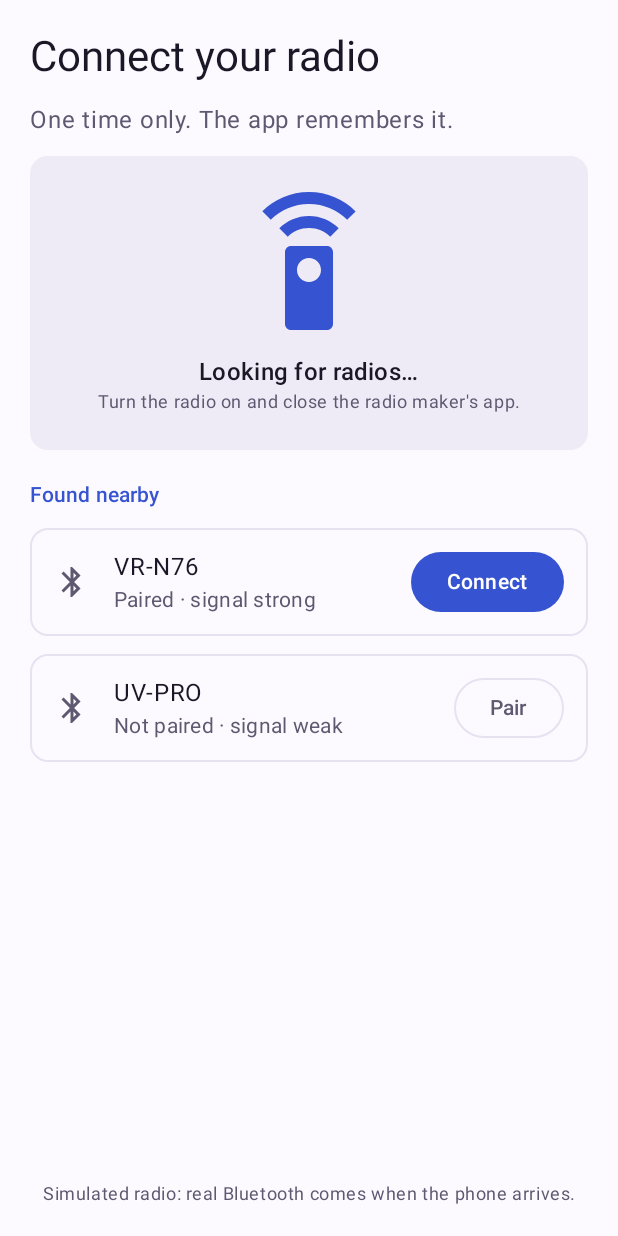
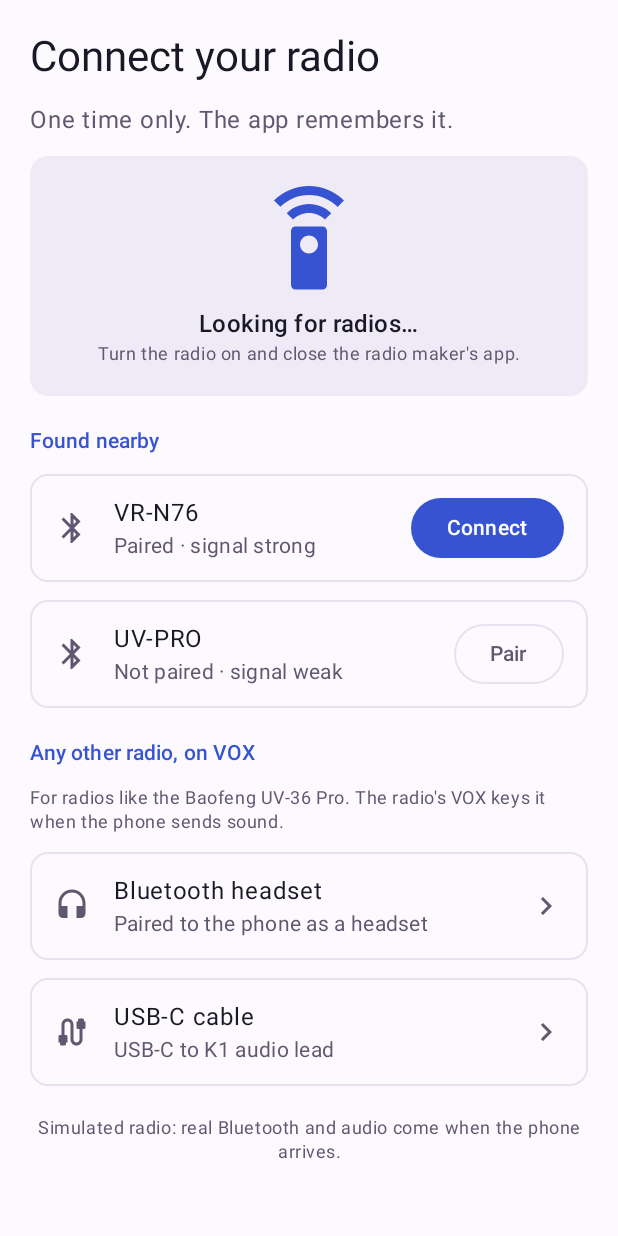
Before and after one commit to thaum-labs/weechat-radio, an Android app built with Jetpack Compose: the screen it shows after launch (MainActivity), on a phone screen of 412 x 824 dp. Run offline under Robolectric (Android 15) with nearby library versions, the phone set to English and light mode, and no system bars.

Commit message:
android: VOX radios (any radio, over a Bluetooth headset link or a USB-C cable)
Connect radio gets "Any other radio, on VOX" with a setup page per link
(squelch 1, VOX 4, low level, starts on hf-poor, no beacons on VOX).
Radio and Settings show the link; Settings > Radio picks another radio;
the mode list hides afsk-1200 on VOX and marks hf-poor as best.
Still simulated: real audio routing comes in Phase 0.

Co-Authored-By: Claude Opus 5.5 <noreply@anthropic.com>
Claude-Session: https://claude.ai/code/session_01KfBoGAYcwnUrHXCSs9qrbw

```diff
--- a/android/app/src/main/java/com/weechatradio/app/radio/Radio.kt
+++ b/android/app/src/main/java/com/weechatradio/app/radio/Radio.kt
@@ -6,6 +6,16 @@ enum class Delivery(val words: String) {
     Sent("sent"),
     Received("received"),
     NoReceipt("no receipt"),
+}
+
+/** How the phone reaches the radio. */
+enum class RadioLink(val label: String, val isVox: Boolean) {
+    /** VR-N76, UV-PRO, GA-5WB: audio and PTT over the radio's own Bluetooth link. */
+    BluetoothRadio("Bluetooth", false),
+    /** Any radio paired to the phone as a Bluetooth headset; the radio's VOX keys it. */
+    VoxHeadset("VOX · Bluetooth headset", true),
+    /** Any radio on a USB-C to K1 audio lead; the radio's VOX keys it. */
+    VoxCable("VOX · USB-C cable", true),
 }
 
 data class ChatMessage(
@@ -48,6 +58,7 @@ data class OnAirEvent(val time: String, val what: String, val detail: String, va
 
 data class RadioStatus(
     val radioName: String = "VR-N76",
+    val link: RadioLink = RadioLink.BluetoothRadio,
     val connected: Boolean = false,
     val frequencyMhz: String = "144.950",
     val preset: String = "vhf-fm",
@@ -78,7 +89,9 @@ interface Radio {
     val onAir: List<OnAirEvent>
     val mailAddress: String
 
-    fun connect()
+    fun connect(name: String, link: RadioLink)
+    /** Back to the Connect radio screen, to pick another radio. */
+    fun disconnect()
     fun sendChat(name: String, text: String)
     fun openChat(name: String)
     fun sendMail(to: String, subject: String, body: String)
--- a/android/app/src/main/java/com/weechatradio/app/ui/ConnectRadioScreen.kt
+++ b/android/app/src/main/java/com/weechatradio/app/ui/ConnectRadioScreen.kt
@@ -1,5 +1,6 @@
 package com.weechatradio.app.ui
 
+import androidx.compose.foundation.clickable
 import androidx.compose.foundation.layout.Arrangement
 import androidx.compose.foundation.layout.Column
 import androidx.compose.foundation.layout.Spacer
@@ -9,8 +10,13 @@ import androidx.compose.foundation.layout.height
 import androidx.compose.foundation.layout.padding
 import androidx.compose.foundation.layout.safeDrawingPadding
 import androidx.compose.foundation.layout.size
+import androidx.compose.foundation.rememberScrollState
+import androidx.compose.foundation.verticalScroll
 import androidx.compose.material.icons.Icons
+import androidx.compose.material.icons.automirrored.filled.KeyboardArrowRight
 import androidx.compose.material.icons.filled.Bluetooth
+import androidx.compose.material.icons.filled.Cable
+import androidx.compose.material.icons.filled.Headset
 import androidx.compose.material.icons.filled.SettingsRemote
 import androidx.compose.material3.Button
 import androidx.compose.material3.Card
@@ -23,18 +29,32 @@ import androidx.compose.material3.OutlinedCard
 import androidx.compose.material3.Surface
 import androidx.compose.material3.Text
 import androidx.compose.runtime.Composable
+import androidx.compose.runtime.getValue
+import androidx.compose.runtime.mutableStateOf
+import androidx.compose.runtime.saveable.rememberSaveable
+import androidx.compose.runtime.setValue
 import androidx.compose.ui.Alignment
 import androidx.compose.ui.Modifier
 import androidx.compose.ui.text.style.TextAlign
 import androidx.compose.ui.unit.dp
 import com.weechatradio.app.radio.Radio
+import com.weechatradio.app.radio.RadioLink
 
-/** First run: pick the radio. Simulated for now; Phase 0 makes it real Bluetooth. */
+/**
+ * First run: pick the radio. Bluetooth radios (VR-N76, UV-PRO) carry audio and
+ * PTT themselves; any other radio works on VOX, over a Bluetooth headset link
+ * or a USB-C audio lead. Simulated for now; Phase 0 makes it real.
+ */
 @Composable
 fun ConnectRadioScreen(radio: Radio) {
+    var vox by rememberSaveable { mutableStateOf<RadioLink?>(null) }
+    vox?.let { link ->
+        VoxSetupScreen(link, back = { vox = null }) { radio.connect(it, link) }
+        return
+    }
     Surface(Modifier.fillMaxSize()) {
         Column(
-            Modifier.safeDrawingPadding().padding(20.dp),
+            Modifier.safeDrawingPadding().verticalScroll(rememberScrollState()).padding(20.dp),
             verticalArrangement = Arrangement.spacedBy(12.dp),
         ) {
             Text("Connect your radio", style = MaterialTheme.typography.headlineMedium)
@@ -47,14 +67,14 @@ fun ConnectRadioScreen(radio: Radio) {
                 colors = CardDefaults.cardColors(containerColor = MaterialTheme.colorScheme.surfaceContainerHigh),
             ) {
                 Column(
-                    Modifier.fillMaxWidth().padding(24.dp),
+                    Modifier.fillMaxWidth().padding(20.dp),
                     horizontalAlignment = Alignment.CenterHorizontally,
                 ) {
                     Icon(
                         Icons.Filled.SettingsRemote, contentDescription = null,
-                        modifier = Modifier.size(96.dp), tint = MaterialTheme.colorScheme.primary,
+                        modifier = Modifier.size(72.dp), tint = MaterialTheme.colorScheme.primary,
                     )
-                    Spacer(Modifier.height(12.dp))
+                    Spacer(Modifier.height(8.dp))
                     Text("Looking for radios…", style = MaterialTheme.typography.titleMedium)
                     Text(
                         "Turn the radio on and close the radio maker's app.",
@@ -66,15 +86,24 @@ fun ConnectRadioScreen(radio: Radio) {
             }
             SectionTitle("Found nearby", Modifier.padding(top = 8.dp))
             RadioRow("VR-N76", "Paired · signal strong") {
-                Button(onClick = radio::connect) { Text("Connect") }
+                Button(onClick = { radio.connect("VR-N76", RadioLink.BluetoothRadio) }) { Text("Connect") }
             }
             RadioRow("UV-PRO", "Not paired · signal weak") {
                 OutlinedButton(onClick = {}) { Text("Pair") }
             }
-            Spacer(Modifier.weight(1f))
+
+            SectionTitle("Any other radio, on VOX", Modifier.padding(top = 8.dp))
             Text(
-                "Simulated radio: real Bluetooth comes when the phone arrives.",
-                modifier = Modifier.fillMaxWidth(),
+                "For radios like the Baofeng UV-36 Pro. The radio's VOX keys it when the phone sends sound.",
+                style = MaterialTheme.typography.bodySmall,
+                color = MaterialTheme.colorScheme.onSurfaceVariant,
+            )
+            VoxRow(RadioLink.VoxHeadset, "Paired to the phone as a headset") { vox = it }
+            VoxRow(RadioLink.VoxCable, "USB-C to K1 audio lead") { vox = it }
+
+            Text(
+                "Simulated radio: real Bluetooth and audio come when the phone arrives.",
+                modifier = Modifier.fillMaxWidth().padding(top = 8.dp),
                 textAlign = TextAlign.Center,
                 style = MaterialTheme.typography.bodySmall,
                 color = MaterialTheme.colorScheme.onSurfaceVariant,
@@ -94,3 +123,17 @@ private fun RadioRow(name: String, detail: String, action: @Composable () -> Uni
         )
     }
 }
+
+@Composable
+private fun VoxRow(link: RadioLink, detail: String, onPick: (RadioLink) -> Unit) {
+    OutlinedCard(Modifier.fillMaxWidth().clickable { onPick(link) }) {
+        ListItem(
+            headlineContent = { Text(if (link == RadioLink.VoxHeadset) "Bluetooth headset" else "USB-C cable") },
+            supportingContent = { Text(detail) },
+            leadingContent = {
+                Icon(if (link == RadioLink.VoxHeadset) Icons.Filled.Headset else Icons.Filled.Cable, contentDescription = null)
+            },
+            trailingContent = { Icon(Icons.AutoMirrored.Filled.KeyboardArrowRight, contentDescription = null) },
+        )
+    }
+}
```
Also changed, not shown: android/app/src/main/java/com/weechatradio/app/radio/SimulatedRadio.kt (+14 -2 lines), android/app/src/main/java/com/weechatradio/app/ui/RadioScreen.kt (+12 -2 lines), android/app/src/main/java/com/weechatradio/app/ui/SettingsScreen.kt (+13 -6 lines), android/app/src/main/java/com/weechatradio/app/ui/VoxSetupScreen.kt (added, +122 -0 lines), 2 other files.
